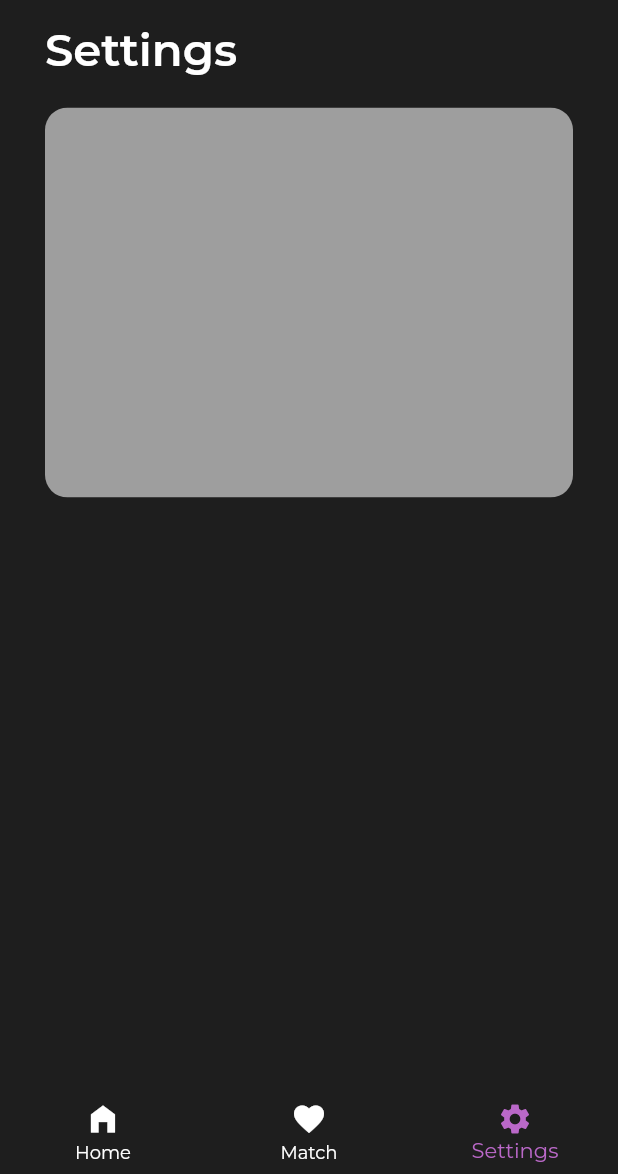
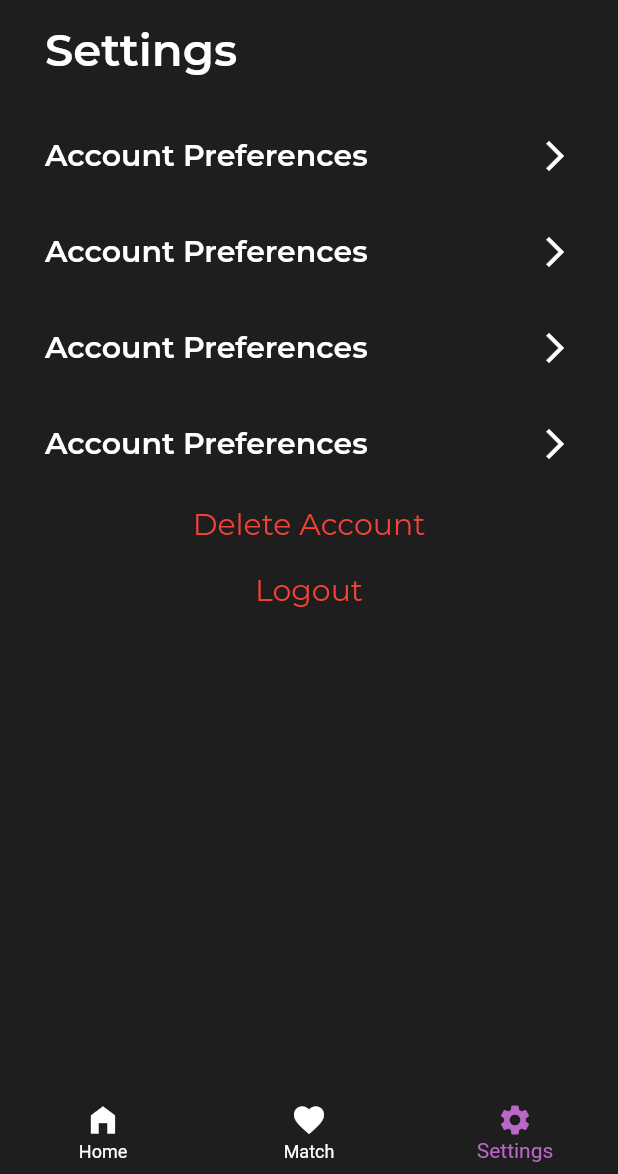
Before and after one commit to manosanjay-g/socod, a Flutter app: the screen it shows after launch, item 3 of the bottom bar chosen, on a phone screen of 412 x 824 dp, the part 62-1236 px from its top. Run offline on Flutter 3.47's test engine with Material 2 defaults, Android fonts, the light colour scheme and no system bars; our stand-ins replace flutter_card_swiper; network calls fail.

Commit message:
finished all the templating

```diff
--- a/client/socod/lib/main.dart
+++ b/client/socod/lib/main.dart
@@ -82,7 +82,12 @@ class _MyAppState extends State<MyApp> {
           ],
         ),
         body: _pages[_selectedIndex],
-        bottomNavigationBar: BottomNavigationBar(
+        bottomNavigationBar: Theme(
+          data: ThemeData(
+            splashColor: Colors.transparent,
+            highlightColor: Colors.transparent,
+          ),
+          child: BottomNavigationBar(
             items: _pagesIcon,
             selectedItemColor: Colors.purple[300],
             backgroundColor: Colors.transparent,
@@ -92,6 +97,7 @@ class _MyAppState extends State<MyApp> {
             unselectedItemColor: Colors.white,
           ),
         ),
+      ),
     );
   }
 }
--- a/client/socod/lib/screens/home_screen.dart
+++ b/client/socod/lib/screens/home_screen.dart
@@ -17,6 +17,10 @@ class HomeScreen extends StatelessWidget {
       )
     ];
     return CardSwiper(
+      isVerticalSwipingEnabled: false,
+      maxAngle: 45,
+      initialIndex: 0,
+      onEnd: () => print("emd"),
       cardBuilder: (context, index) => cards[index],
       cardsCount: cards.length,
     );
--- a/client/socod/lib/screens/matches_screen.dart
+++ b/client/socod/lib/screens/matches_screen.dart
@@ -1,4 +1,5 @@
 import 'package:flutter/material.dart';
+import 'package:socod/widgets/matches_screen/chat_box.dart';
 
 class MatchesScreen extends StatelessWidget {
   const MatchesScreen({super.key});
@@ -26,66 +27,3 @@ class MatchesScreen extends StatelessWidget {
     );
   }
 }
-
-class ChatBox extends StatelessWidget {
-  const ChatBox({
-    super.key,
-  });
-
-  @override
-  Widget build(BuildContext context) {
-    return ClipRRect(
-      borderRadius: BorderRadius.circular(7),
-      child: Container(
-        margin: const EdgeInsets.symmetric(vertical: 20),
-        child: Row(
-          crossAxisAlignment: CrossAxisAlignment.center,
-          children: [
-            const Icon(
-              Icons.account_circle,
-              size: 40,
-            ),
-            const SizedBox(
-              width: 10,
-            ),
-            Column(
-              crossAxisAlignment: CrossAxisAlignment.start,
-              mainAxisAlignment: MainAxisAlignment.center,
-              children: const [
-                Text(
-                  "Aparna",
-                  style: TextStyle(
-                    fontSize: 20,
-                    fontWeight: FontWeight.w600,
-                  ),
-                ),
-                SizedBox(
-                  height: 5,
-                ),
-                Text(
-                  "Hey there",
-                  style: TextStyle(
-                    color: Colors.white70,
-                  ),
-                ),
-              ],
-            ),
-            Expanded(
-              child: Align(
-                alignment: Alignment.centerRight,
-                child: ClipRRect(
-                  borderRadius: BorderRadius.circular(50),
-                  child: Container(
-                    width: 10,
-                    height: 10,
-                    color: Colors.green,
-                  ),
-                ),
-              ),
-            )
-          ],
-        ),
-      ),
-    );
-  }
-}
--- a/client/socod/lib/screens/preferences_screen.dart
+++ b/client/socod/lib/screens/preferences_screen.dart
@@ -20,12 +20,126 @@ class PreferencesScreen extends StatelessWidget {
           const SizedBox(
             height: 20,
           ),
-          ClipRRect(
-            borderRadius: BorderRadius.circular(15),
-            child: Container(
-              width: double.infinity,
-              height: 260,
-              color: Colors.grey,
+          Container(
+            margin: const EdgeInsets.symmetric(vertical: 20),
+            child: Row(
+              crossAxisAlignment: CrossAxisAlignment.center,
+              children: [
+                const Text(
+                  "Account Preferences",
+                  style: TextStyle(
+                    fontSize: 20,
+                    fontWeight: FontWeight.w600,
+                  ),
+                ),
+                Expanded(
+                  child: Align(
+                    alignment: Alignment.centerRight,
+                    child: ClipRRect(
+                      borderRadius: BorderRadius.circular(50),
+                      child: Icon(Icons.arrow_forward_ios),
+                    ),
+                  ),
+                )
+              ],
+            ),
+          ),
+          Container(
+            margin: const EdgeInsets.symmetric(vertical: 20),
+            child: Row(
+              crossAxisAlignment: CrossAxisAlignment.center,
+              children: [
+                const Text(
+                  "Account Preferences",
+                  style: TextStyle(
+                    fontSize: 20,
+                    fontWeight: FontWeight.w600,
+                  ),
+                ),
+                Expanded(
+                  child: Align(
+                    alignment: Alignment.centerRight,
+                    child: ClipRRect(
+                      borderRadius: BorderRadius.circular(50),
+                      child: Icon(Icons.arrow_forward_ios),
+                    ),
+                  ),
+                )
+              ],
+            ),
+          ),
+          Container(
+            margin: const EdgeInsets.symmetric(vertical: 20),
+            child: Row(
+              crossAxisAlignment: CrossAxisAlignment.center,
+              children: [
+                const Text(
+                  "Account Preferences",
+                  style: TextStyle(
+                    fontSize: 20,
+                    fontWeight: FontWeight.w600,
+                  ),
+                ),
+                Expanded(
+                  child: Align(
+                    alignment: Alignment.centerRight,
+                    child: ClipRRect(
+                      borderRadius: BorderRadius.circular(50),
+                      child: Icon(Icons.arrow_forward_ios),
+                    ),
+                  ),
+                )
+              ],
+            ),
+          ),
+          Container(
+            margin: const EdgeInsets.symmetric(vertical: 20),
+            child: Row(
+              crossAxisAlignment: CrossAxisAlignment.center,
+              children: [
+                const Text(
+                  "Account Preferences",
+                  style: TextStyle(
+                    fontSize: 20,
+                    fontWeight: FontWeight.w600,
+                  ),
+                ),
+                Expanded(
+                  child: Align(
+                    alignment: Alignment.centerRight,
+                    child: ClipRRect(
+                      borderRadius: BorderRadius.circular(50),
+                      child: Icon(Icons.arrow_forward_ios),
+                    ),
+                  ),
+                )
+              ],
+            ),
+          ),
+          SizedBox(
+            height: 10,
+          ),
+          Align(
+            alignment: Alignment.center,
+            child: Text(
+              "Delete Account",
+              style: TextStyle(
+                color: Colors.red,
+                fontSize: 20,
+              ),
+            ),
+          ),
+          SizedBox(
+            height: 20,
+          ),
+          Align(
+            alignment: Alignment.center,
+            child: Text(
+              "Logout",
+              style: TextStyle(
+                color: Colors.red,
+                fontSize: 20,
+              ),
             ),
           )
         ],
--- /dev/null
+++ b/client/socod/lib/widgets/matches_screen/chat_box.dart
@@ -0,0 +1,64 @@
+import 'package:flutter/material.dart';
+
+class ChatBox extends StatelessWidget {
+  const ChatBox({
+    super.key,
+  });
+
+  @override
+  Widget build(BuildContext context) {
+    return ClipRRect(
+      borderRadius: BorderRadius.circular(7),
+      child: Container(
+        margin: const EdgeInsets.symmetric(vertical: 20),
+        child: Row(
+          crossAxisAlignment: CrossAxisAlignment.center,
+          children: [
+            const Icon(
+              Icons.account_circle,
+              size: 40,
+            ),
+            const SizedBox(
+              width: 10,
+            ),
+            Column(
+              crossAxisAlignment: CrossAxisAlignment.start,
+              mainAxisAlignment: MainAxisAlignment.center,
+              children: const [
+                Text(
+                  "Aparna",
+                  style: TextStyle(
+                    fontSize: 20,
+                    fontWeight: FontWeight.w600,
+                  ),
+                ),
+                SizedBox(
+                  height: 5,
+                ),
+                Text(
+                  "Hey there",
+                  style: TextStyle(
+                    color: Colors.white70,
+                  ),
+                ),
+              ],
+            ),
+            Expanded(
+              child: Align(
+                alignment: Alignment.centerRight,
+                child: ClipRRect(
+                  borderRadius: BorderRadius.circular(50),
+                  child: Container(
+                    width: 10,
+                    height: 10,
+                    color: Colors.green,
+                  ),
+                ),
+              ),
+            )
+          ],
+        ),
+      ),
+    );
+  }
+}
```
Lines whose indentation alone changed are shown as unchanged.
